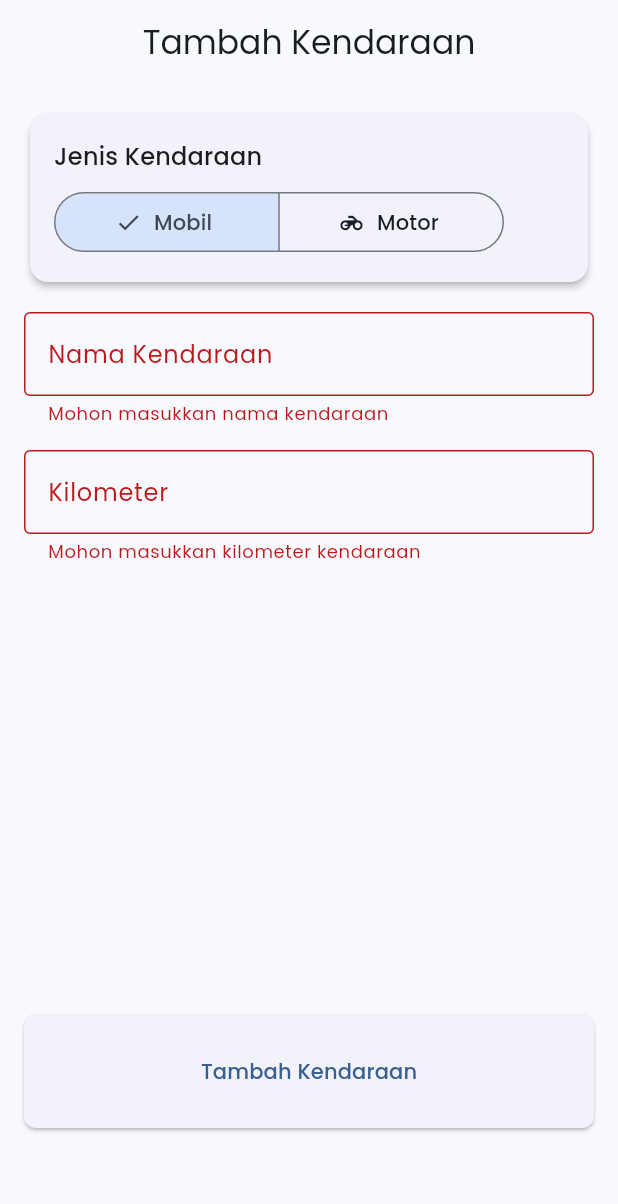
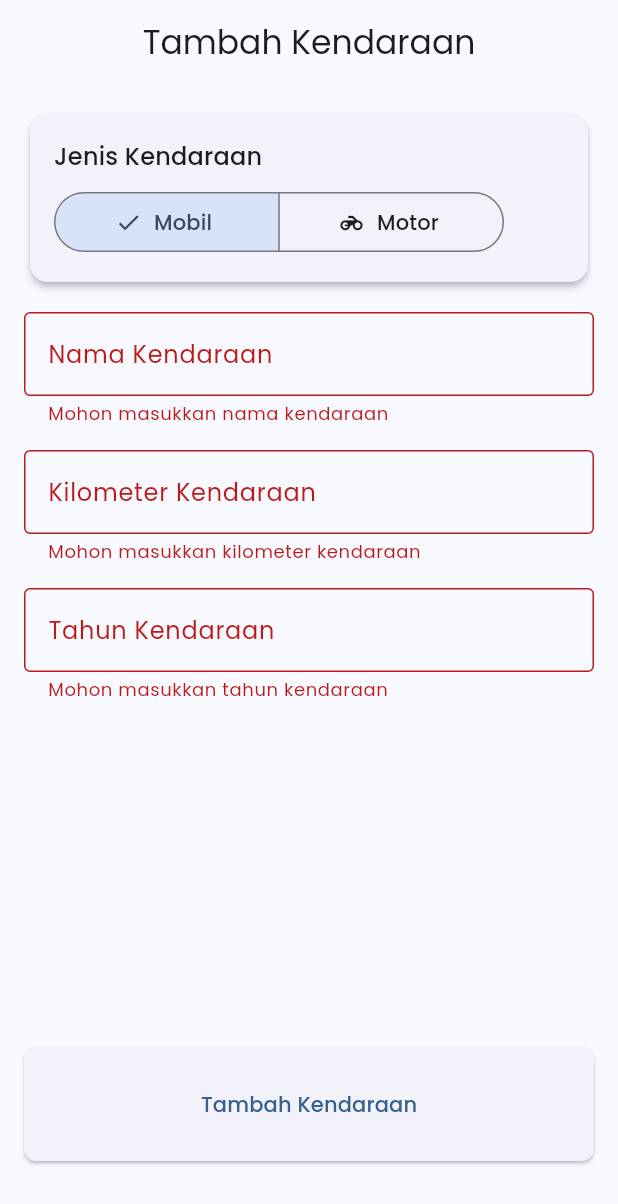
Before and after one commit to Zdannv/vehicare, a Flutter app: the screen it shows after launch, after a tap on "Tambah Kendaraan", on a phone screen of 412 x 824 dp. Shown: the top 1204 px of the screen. Run offline on Flutter 3.47's test engine with Material 3 defaults, Android fonts, the phone set to English and light mode, and no system bars; our stand-ins replace flutter_animate, geocoding, geolocator, go_router, google_fonts, google_maps_flutter and 1 more.

Commit message:
add vehicles year question

```diff
--- a/lib/models/vehicle.dart
+++ b/lib/models/vehicle.dart
@@ -3,11 +3,13 @@
   final String name;
   final String type;
   final String kilometer;
+  final String year;
 
   Vehicle({
     required this.id,
     required this.name,
     required this.type,
     required this.kilometer,
+    required this.year,
   });
 }
--- a/lib/screens/add_vehicle_screen.dart
+++ b/lib/screens/add_vehicle_screen.dart
@@ -16,11 +16,13 @@
   String _selectedType = 'car';
   final _nameController = TextEditingController();
   final _kilometerController = TextEditingController();
+  final _yearController = TextEditingController();
 
   @override
   void dispose() {
     _nameController.dispose();
     _kilometerController.dispose();
+    _yearController.dispose();
     super.dispose();
   }
 
@@ -31,6 +33,7 @@
         name: _nameController.text,
         type: _selectedType,
         kilometer: _kilometerController.text,
+        year: _yearController.text,
       );
 
       context.read<VehicleProvider>().addVehicle(vehicle);
@@ -112,7 +115,7 @@
               TextFormField(
                 controller: _kilometerController,
                 decoration: const InputDecoration(
-                  labelText: 'Kilometer',
+                  labelText: 'Kilometer Kendaraan',
                   border: OutlineInputBorder(),
                 ),
                 keyboardType: TextInputType.number,
@@ -123,7 +126,22 @@
                   return null;
                 },
               ),
-              const SizedBox(height: 300),
+              const SizedBox(height: 16),
+              TextFormField(
+                controller: _yearController,
+                decoration: const InputDecoration(
+                  labelText: 'Tahun Kendaraan',
+                  border: OutlineInputBorder(),
+                ),
+                keyboardType: TextInputType.number,
+                validator: (value) {
+                  if (value == null || value.isEmpty) {
+                    return 'Mohon masukkan tahun kendaraan';
+                  }
+                  return null;
+                },
+              ),
+              const SizedBox(height: 230),
               ElevatedButton(
                   onPressed: _submitForm,
                   child: const Padding(
```
